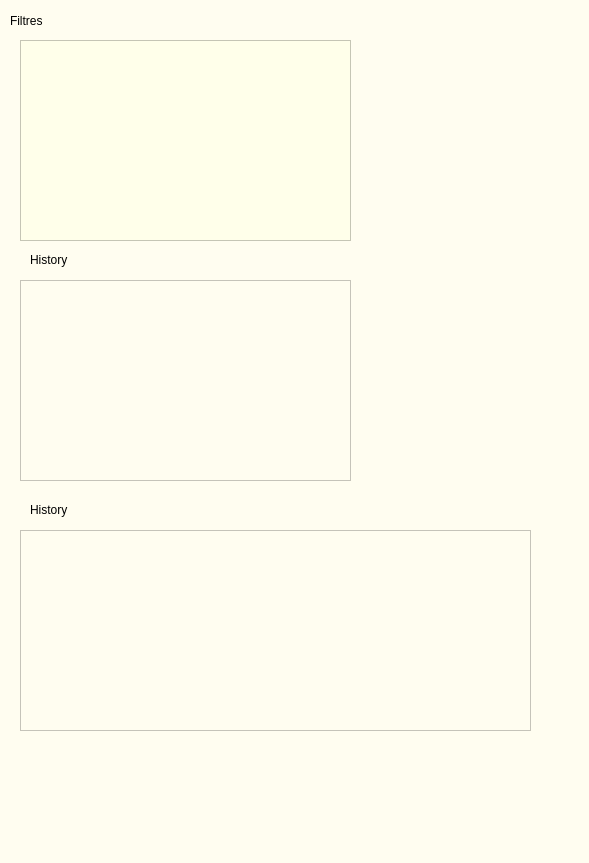
Qt form form2.ui (Sofi-s/projectQT) before a commit.
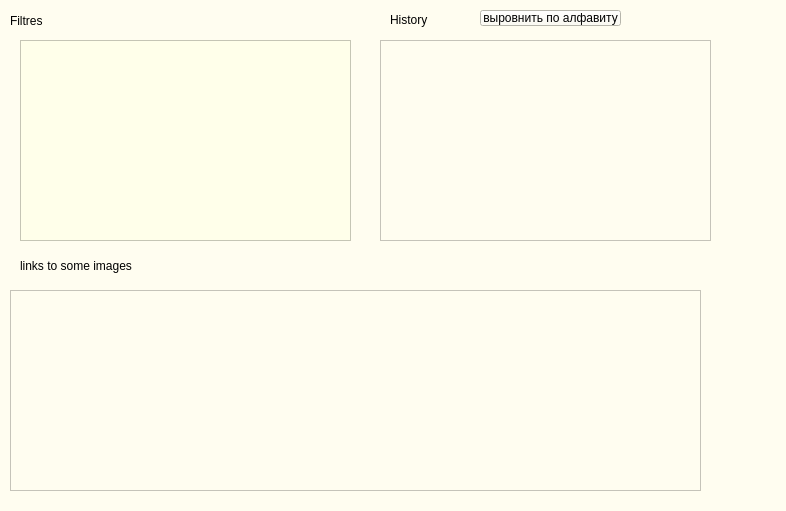
The same form after that commit.

The edit to the form file:
```diff
--- a/form2.ui
+++ b/form2.ui
@@ -6,8 +6,8 @@
    <rect>
     <x>0</x>
     <y>0</y>
-    <width>589</width>
-    <height>863</height>
+    <width>786</width>
+    <height>511</height>
    </rect>
   </property>
   <property name="windowTitle">
@@ -48,8 +48,8 @@
   <widget class="QTableWidget" name="tableWidget_2">
    <property name="geometry">
     <rect>
-     <x>20</x>
-     <y>280</y>
+     <x>380</x>
+     <y>40</y>
      <width>331</width>
      <height>201</height>
     </rect>
@@ -58,9 +58,9 @@
   <widget class="QLabel" name="label_history">
    <property name="geometry">
     <rect>
-     <x>30</x>
-     <y>250</y>
-     <width>241</width>
+     <x>390</x>
+     <y>10</y>
+     <width>81</width>
      <height>20</height>
     </rect>
    </property>
@@ -74,9 +74,9 @@
   <widget class="QTableWidget" name="tableWidget_csv">
    <property name="geometry">
     <rect>
-     <x>20</x>
-     <y>530</y>
-     <width>511</width>
+     <x>10</x>
+     <y>290</y>
+     <width>691</width>
      <height>201</height>
     </rect>
    </property>
@@ -84,17 +84,30 @@
   <widget class="QLabel" name="label_history_2">
    <property name="geometry">
     <rect>
-     <x>30</x>
-     <y>500</y>
-     <width>241</width>
-     <height>20</height>
+     <x>20</x>
+     <y>250</y>
+     <width>571</width>
+     <height>31</height>
     </rect>
    </property>
    <property name="styleSheet">
     <string notr="true">font: 16pt &quot;Matura MT Script Capitals&quot;;</string>
    </property>
    <property name="text">
-    <string>History</string>
+    <string>links to some images</string>
+   </property>
+  </widget>
+  <widget class="QPushButton" name="pushButton_alf">
+   <property name="geometry">
+    <rect>
+     <x>480</x>
+     <y>10</y>
+     <width>141</width>
+     <height>16</height>
+    </rect>
+   </property>
+   <property name="text">
+    <string>выровнить по алфавиту</string>
    </property>
   </widget>
  </widget>
```
